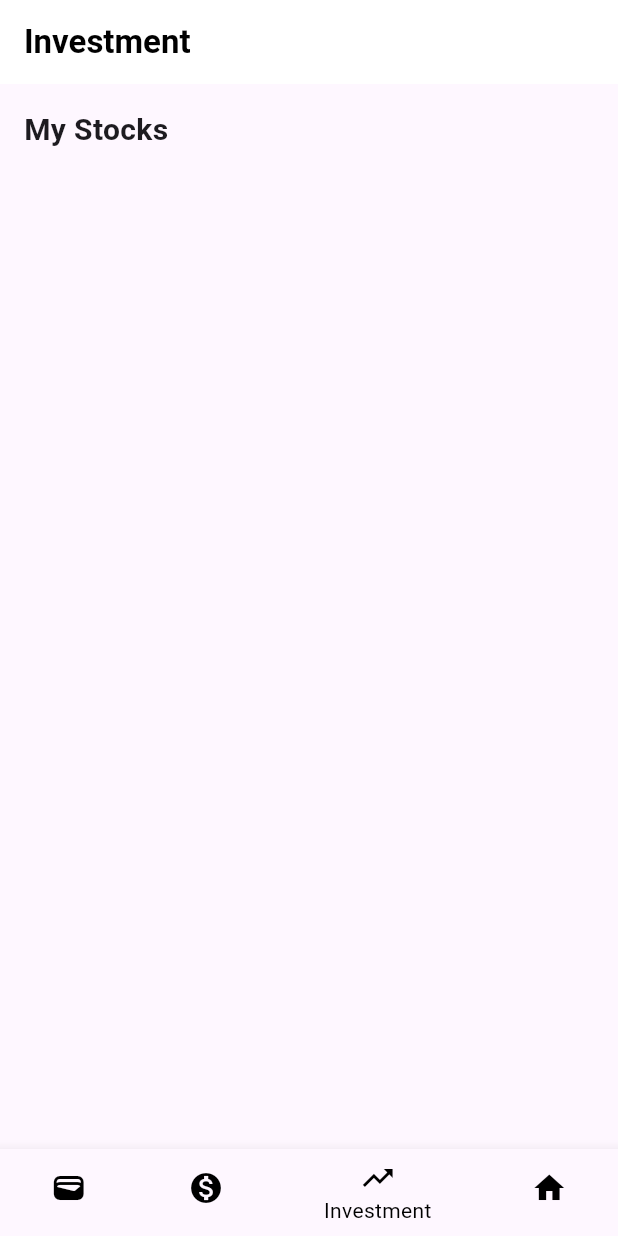
After one commit to ousef777/burgan_assistant, a Flutter app: the screen it shows after launch, item 3 of the bottom bar chosen, on a phone screen of 412 x 824 dp. The commit adds this screen. Run offline on Flutter 3.47's test engine with Material 3 defaults, Android fonts, the phone set to English and light mode, and no system bars.

Commit message:
- editing the buttons in the navegation bar and set uo the investment page

```diff
--- /dev/null
+++ b/lib/pages/InvestmentPage.dart
@@ -0,0 +1,34 @@
+import 'package:flutter/material.dart';
+
+class InvestPage extends StatelessWidget {
+  @override
+  Widget build(BuildContext context) {
+    return Scaffold(
+      appBar: AppBar(
+        title: Text(
+          'Investment',
+          style: TextStyle(
+            color: Colors.black,
+            fontWeight: FontWeight.bold,
+          ),
+        ),
+        backgroundColor: Colors.white,
+        elevation: 0,
+        iconTheme: IconThemeData(color: Colors.black),
+      ),
+      body: Padding(
+        padding: const EdgeInsets.all(16.0),
+        child: Column(
+          crossAxisAlignment: CrossAxisAlignment.start,
+          children: [
+            Text(
+              'My Stocks',
+              style: TextStyle(fontSize: 20, fontWeight: FontWeight.bold),
+            ),
+            // Additional widgets for stocks...
+          ],
+        ),
+      ),
+    );
+  }
+}
--- a/lib/pages/MainPage.dart
+++ b/lib/pages/MainPage.dart
@@ -1,8 +1,7 @@
+import 'package:flutter/material.dart';
+import 'package:burgan_assistant/pages/Saving_page.dart';
 import 'package:burgan_assistant/pages/Financing_page.dart';
-import 'package:burgan_assistant/pages/Saving_page.dart';
-import 'package:flutter/material.dart';
-
-//import 'InvestmentPage.dart'; // Import InvestmentPage (create this if it doesn't exist)
+import 'package:burgan_assistant/pages/InvestmentPage.dart'; // Import the InvestPage
 
 class MainPage extends StatefulWidget {
   @override
@@ -10,14 +9,13 @@ class MainPage extends StatefulWidget {
 }
 
 class _MainPageState extends State<MainPage> {
-  int _selectedIndex = 0; // Track the currently selected index
+  int _selectedIndex = 0; // Default to SavingPage
 
   // List of pages to navigate
   final List<Widget> _pages = [
-    //HomePage(), // Replace with your HomePage widget
     SavingPage(),
     FinancingPage(),
-    //InvestmentPage(), // Replace with your InvestmentPage widget
+    InvestPage(), // Include InvestPage here
   ];
 
   // Method to update the selected index and navigate to the respective page
@@ -34,27 +32,26 @@ class _MainPageState extends State<MainPage> {
       bottomNavigationBar: BottomNavigationBar(
         items: const [
           BottomNavigationBarItem(
-            icon: Icon(Icons.home),
-            label: 'Home',
-          ),
-          BottomNavigationBarItem(
-            icon: Icon(Icons.savings),
+            icon: Icon(Icons.wallet),
             label: 'Saving',
           ),
           BottomNavigationBarItem(
-            icon: Icon(Icons.attach_money),
+            icon: Icon(Icons.monetization_on),
             label: 'Financing',
           ),
           BottomNavigationBarItem(
             icon: Icon(Icons.trending_up),
             label: 'Investment',
           ),
+          BottomNavigationBarItem(
+            icon: Icon(Icons.home),
+            label: 'Home',
+          ),
         ],
         currentIndex: _selectedIndex,
-        selectedItemColor: Colors.black,
-        unselectedItemColor: Colors.grey,
-        backgroundColor: Colors.white,
-        onTap: _onItemTapped, // Handle tap on bottom navigation bar items
+        selectedItemColor: Colors.black, // Set color of selected item
+        unselectedItemColor: Colors.black, // Set color of unselected items
+        onTap: _onItemTapped, // Call the method to handle taps
       ),
     );
   }
```
Also changed, not shown: lib/main.dart (+5 -14 lines), lib/pages/Financing_page.dart (+25 -14 lines), lib/pages/Saving_page.dart (+27 -19 lines).
